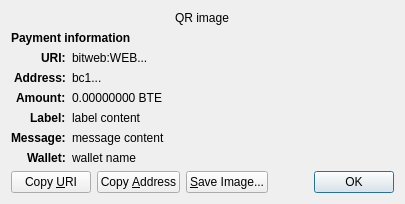
Old version of the form src/qt/forms/receiverequestdialog.ui in the repository bitweb-project/bitweb.
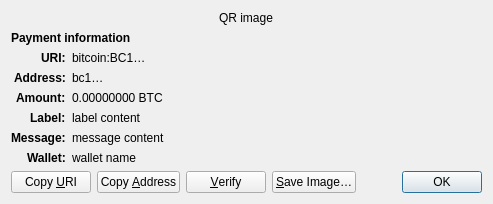
New version of the form. Custom widgets are drawn as their Qt base class.

What changed in the file:
```diff
--- a/src/qt/forms/receiverequestdialog.ui
+++ b/src/qt/forms/receiverequestdialog.ui
@@ -65,7 +65,7 @@
    <item row="2" column="1" alignment="Qt::AlignTop">
     <widget class="QLabel" name="uri_content">
      <property name="text">
-      <string notr="true">bitweb:WEB...</string>
+      <string notr="true">bitcoin:BC1…</string>
      </property>
      <property name="textFormat">
       <enum>Qt::RichText</enum>
@@ -97,7 +97,7 @@
    <item row="3" column="1" alignment="Qt::AlignTop">
     <widget class="QLabel" name="address_content">
      <property name="text">
-      <string notr="true">bc1...</string>
+      <string notr="true">bc1…</string>
      </property>
      <property name="textFormat">
       <enum>Qt::PlainText</enum>
@@ -126,7 +126,7 @@
    <item row="4" column="1" alignment="Qt::AlignTop">
     <widget class="QLabel" name="amount_content">
      <property name="text">
-      <string notr="true">0.00000000 BTE</string>
+      <string notr="true">0.00000000 BTC</string>
      </property>
      <property name="textFormat">
       <enum>Qt::PlainText</enum>
@@ -254,10 +254,23 @@
        </property>
       </widget>
      </item>
+     <item>
+      <widget class="QPushButton" name="btnVerify">
+       <property name="text">
+        <string>&amp;Verify</string>
+       </property>
+       <property name="toolTip">
+        <string>Verify this address on e.g. a hardware wallet screen</string>
+       </property>
+       <property name="autoDefault">
+        <bool>false</bool>
+       </property>
+      </widget>
+     </item>
      <item>
       <widget class="QPushButton" name="btnSaveAs">
        <property name="text">
-        <string>&amp;Save Image...</string>
+        <string>&amp;Save Image…</string>
        </property>
        <property name="autoDefault">
         <bool>false</bool>
```
Left out of the diff: 2 changed lines with no effect on the pictures.
